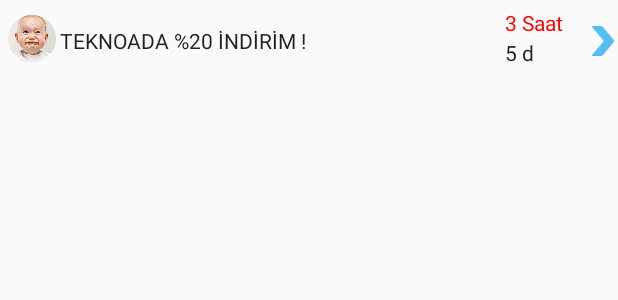
After one commit to halilibrahimaksoy/mobilfirsat, an Android app: the layout main_item_row.xml on its own in the app's theme, with its tools: preview values and no code run, on a phone screen of 412 x 824 dp. The commit adds this screen. Shown: the top 300 px of the screen. Run offline under Robolectric (Android 15) with nearby library versions, the phone set to English and light mode, and no system bars.

Commit message:
main item row eklendi

```diff
--- /dev/null
+++ b/app/src/main/res/layout/main_item_row.xml
@@ -0,0 +1,50 @@
+<?xml version="1.0" encoding="utf-8"?>
+<FrameLayout xmlns:android="http://schemas.android.com/apk/res/android"
+    xmlns:app="http://schemas.android.com/apk/res-auto"
+    android:layout_width="match_parent"
+    android:layout_height="match_parent"
+    android:orientation="vertical">
+
+    <de.hdodenhof.circleimageview.CircleImageView
+        android:id="@+id/imgMenuHeaderProfile"
+        android:layout_width="32dp"
+        android:layout_height="32dp"
+        android:layout_marginLeft="5dp"
+        android:layout_marginTop="10dp"
+        android:src="@drawable/profil"
+        app:civ_border_color="#F00"
+        app:border_width="2dp"
+
+        />
+    <TextView
+        android:layout_width="250dp"
+        android:layout_marginLeft="40dp"
+        android:layout_marginTop="17dp"
+        android:text="TEKNOADA %20 İNDİRİM !"
+        android:textColor="@color/text1"
+        android:layout_height="wrap_content" />
+    <TextView
+        android:layout_width="50dp"
+        android:text="3 Saat"
+        android:textColor="#F00"
+        android:layout_gravity="right"
+        android:layout_marginRight="25dp"
+        android:layout_marginTop="5dp"
+        android:layout_height="wrap_content" />
+    <TextView
+        android:layout_width="50dp"
+        android:text="5 d"
+        android:textColor="@color/text1"
+        android:layout_gravity="right"
+        android:layout_marginRight="25dp"
+        android:layout_marginTop="25dp"
+        android:layout_height="wrap_content" />
+    <ImageView
+        android:layout_width="20dp"
+        android:layout_height="20dp"
+        android:src="@drawable/ic_navigate_right_icon"
+        android:layout_gravity="right"
+        android:layout_marginTop="17dp"/>
+
+
+</FrameLayout>
--- a/app/src/main/res/values/colors.xml
+++ b/app/src/main/res/values/colors.xml
@@ -3,4 +3,5 @@
     <color name="colorPrimary">#3F51B5</color>
     <color name="colorPrimaryDark">#303F9F</color>
     <color name="colorAccent">#FF4081</color>
+    <color name="text1">#212121</color>
 </resources>
```
Also changed, not shown: app/src/main/res/drawable-hdpi/ic_navigate_right_icon.png (added), app/src/main/res/drawable-mdpi/ic_navigate_right_icon.png (added), app/src/main/res/drawable-xhdpi/ic_navigate_right_icon.png (added), app/src/main/res/drawable-xxhdpi/ic_navigate_right_icon.png (added), app/src/main/res/drawable-xxxhdpi/ic_navigate_right_icon.png (added), 1 other file.
